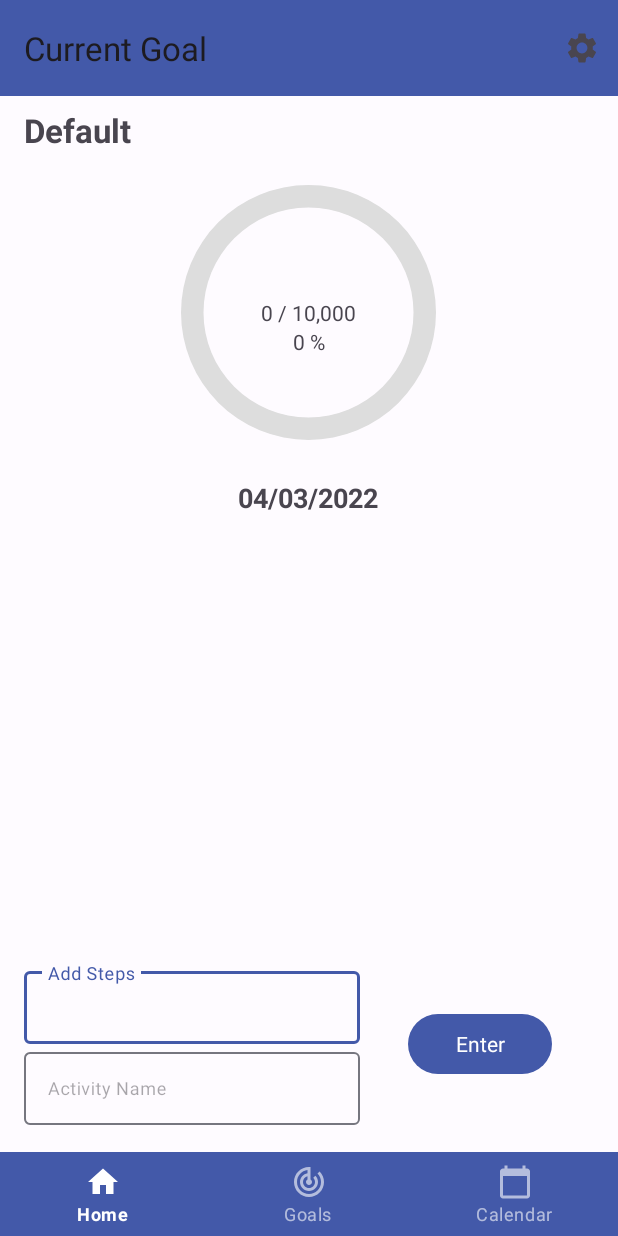
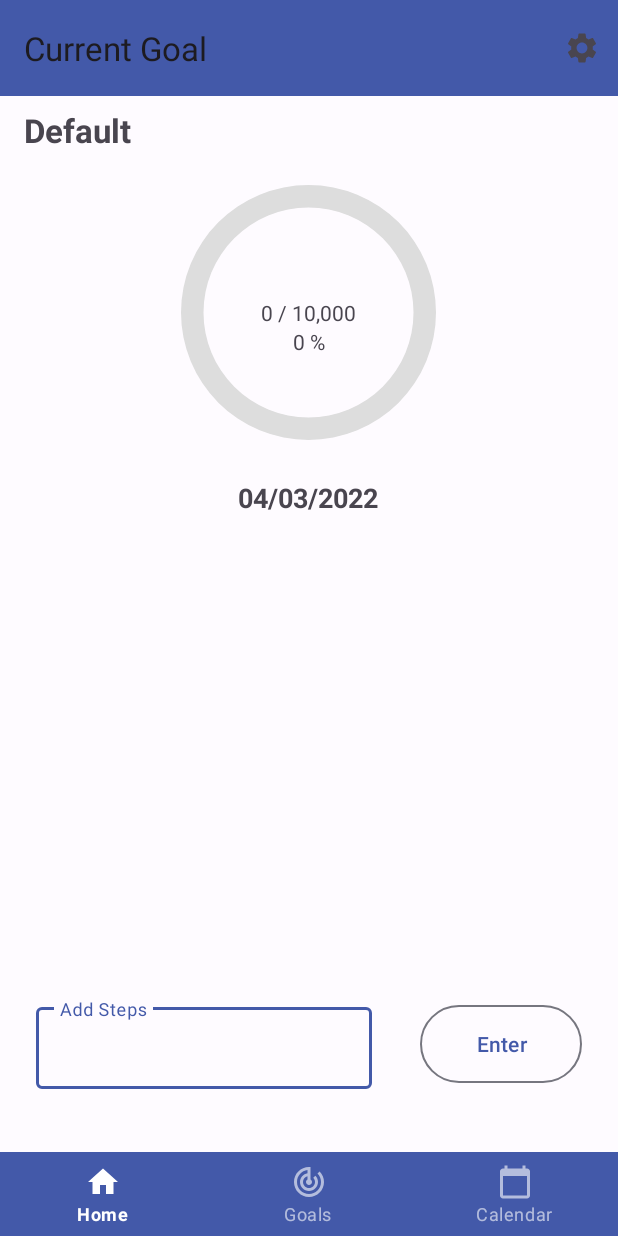
Before and after one commit to Blair-Mckenzie/AGSR, an Android app: the screen it shows after launch (MainActivity), on a phone screen of 412 x 824 dp. Run offline under Robolectric (Android 15) with nearby library versions, the phone set to English and light mode, and no system bars; our stand-ins replace Room's generated code, navigation-ui.

Commit message:
Added confirm to delete on all fragments with delete functionality, changed home screen to only have steps input

```diff
--- a/app/src/main/java/com/example/agsr/AGSRDatabase.java
+++ b/app/src/main/java/com/example/agsr/AGSRDatabase.java
@@ -13,7 +13,7 @@ import java.util.List;
 import java.util.concurrent.ExecutorService;
 import java.util.concurrent.Executors;
 
-@Database(entities = {Target.class, Walk.class,History.class},version = 4,exportSchema = false)
+@Database(entities = {Target.class, Walk.class,History.class},version = 5,exportSchema = false)
 public abstract class AGSRDatabase  extends RoomDatabase {
     public abstract TargetDao targetDao();
     public abstract WalkDao walkDao();
--- a/app/src/main/res/layout/fragment_home.xml
+++ b/app/src/main/res/layout/fragment_home.xml
@@ -16,48 +16,31 @@
         app:layout_constraintBottom_toBottomOf="parent"
         tools:layout_editor_absoluteX="38dp">
 
-        <LinearLayout
-            android:layout_width="224dp"
-            android:layout_height="wrap_content"
-            android:orientation="vertical">
 
         <com.google.android.material.textfield.TextInputLayout
             style="@style/AGSRTheme"
-                android:layout_width="match_parent"
-                android:layout_height="54dp"
+            android:layout_width="224dp"
+            android:layout_height="60dp"
+            android:layout_gravity="center_vertical"
+            android:layout_marginStart="8dp"
             android:hint="@string/steps_input">
 
             <com.google.android.material.textfield.TextInputEditText
                 android:id="@+id/steps_input"
                 android:layout_width="match_parent"
-                    android:layout_height="wrap_content"
+                android:layout_height="match_parent"
                 android:inputType="number"
                 android:maxLines="1"
-                    android:textSize="12sp" />
+                android:textSize="14sp" />
         </com.google.android.material.textfield.TextInputLayout>
 
-            <com.google.android.material.textfield.TextInputLayout
-                style="@style/AGSRTheme"
-                android:layout_width="match_parent"
-                android:layout_height="54dp"
-                android:hint="@string/title_input">
-
-                <com.google.android.material.textfield.TextInputEditText
-                    android:id="@+id/activity_name_input"
-                    android:layout_width="match_parent"
-                    android:layout_height="wrap_content"
-                    android:inputType="text"
-                    android:maxLines="1"
-                    android:textSize="12sp" />
-            </com.google.android.material.textfield.TextInputLayout>
-        </LinearLayout>
 
         <com.google.android.material.button.MaterialButton
             android:id="@+id/add_steps_button"
-            style="@style/AGSRTheme"
-            android:layout_width="96dp"
-            android:layout_height="48dp"
-            android:layout_gravity="center"
+            style="?attr/materialButtonOutlinedStyle"
+            android:layout_width="108dp"
+            android:layout_gravity="center_vertical"
+            android:layout_height="60dp"
             android:layout_marginHorizontal="32dp"
             android:text="@string/enter_button_text" />
     </LinearLayout>
```
Also changed, not shown: app/src/main/java/com/example/agsr/Walk.java (+1 -9 lines), app/src/main/java/com/example/agsr/WalkingAdapter.java (+1 -7 lines), app/src/main/java/com/example/agsr/fragment_calendar.java (+23 -3 lines), app/src/main/java/com/example/agsr/fragment_home.java (+22 -15 lines), app/src/main/java/com/example/agsr/fragment_targets.java (+26 -6 lines), app/src/main/res/layout/confirm_delete_popup.xml (added, +17 -0 lines), app/src/main/res/layout/walking_item.xml (+11 -20 lines). Lines whose indentation alone changed are shown as unchanged.
